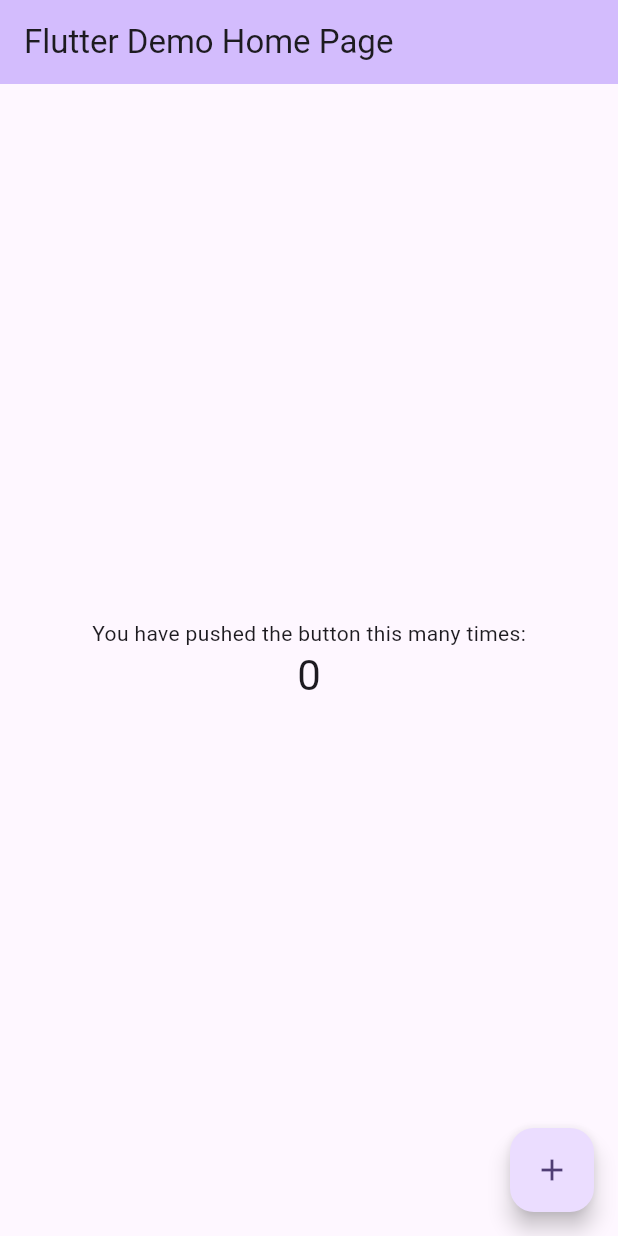
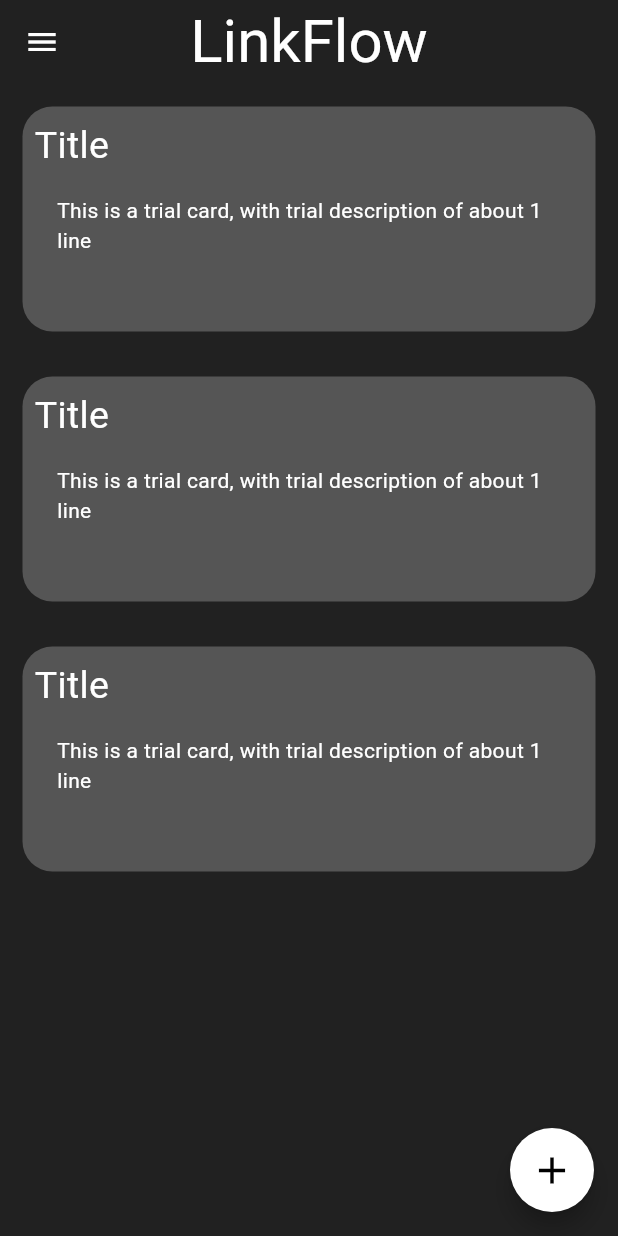
Before and after one commit to Nandgopal-R/LinkFlow, a Flutter app: the screen it shows after launch, on a phone screen of 412 x 824 dp. Run offline on Flutter 3.47's test engine with Material 3 defaults, Android fonts, the phone set to English and light mode, and no system bars; our stand-ins replace google_fonts.

Commit message:
feat: add a basic layout

```diff
--- a/frontend/lib/main.dart
+++ b/frontend/lib/main.dart
@@ -1,4 +1,5 @@
 import 'package:flutter/material.dart';
+import 'package:frontend/pages/home_page.dart';
 
 void main() {
   runApp(const MyApp());
@@ -7,116 +8,24 @@ void main() {
 class MyApp extends StatelessWidget {
   const MyApp({super.key});
 
-  // This widget is the root of your application.
   @override
   Widget build(BuildContext context) {
     return MaterialApp(
-      title: 'Flutter Demo',
+      debugShowCheckedModeBanner: false ,
       theme: ThemeData(
-        // This is the theme of your application.
-        //
-        // TRY THIS: Try running your application with "flutter run". You'll see
-        // the application has a purple toolbar. Then, without quitting the app,
-        // try changing the seedColor in the colorScheme below to Colors.green
-        // and then invoke "hot reload" (save your changes or press the "hot
-        // reload" button in a Flutter-supported IDE, or press "r" if you used
-        // the command line to start the app).
-        //
-        // Notice that the counter didn't reset back to zero; the application
-        // state is not lost during the reload. To reset the state, use hot
-        // restart instead.
-        //
-        // This works for code too, not just values: Most code changes can be
-        // tested with just a hot reload.
-        colorScheme: ColorScheme.fromSeed(seedColor: Colors.deepPurple),
+        brightness: Brightness.dark,
+        colorScheme: ColorScheme.dark(
+          surface: Colors.grey.shade900,
+          primary: Colors.grey.shade800,
+          secondary: Colors.grey.shade700,
+          inversePrimary: Colors.grey.shade300,
+        ),
+        // focusColor: Colors.transparent,
+        // highlightColor: Colors.transparent,
+        // hoverColor: Colors.transparent,
+        // splashColor: Colors.transparent,
       ),
-      home: const MyHomePage(title: 'Flutter Demo Home Page'),
+      home:HomePage(),
     );
   }
 }
-
-class MyHomePage extends StatefulWidget {
-  const MyHomePage({super.key, required this.title});
-
-  // This widget is the home page of your application. It is stateful, meaning
-  // that it has a State object (defined below) that contains fields that affect
-  // how it looks.
-
-  // This class is the configuration for the state. It holds the values (in this
-  // case the title) provided by the parent (in this case the App widget) and
-  // used by the build method of the State. Fields in a Widget subclass are
-  // always marked "final".
-
-  final String title;
-
-  @override
-  State<MyHomePage> createState() => _MyHomePageState();
-}
-
-class _MyHomePageState extends State<MyHomePage> {
-  int _counter = 0;
-
-  void _incrementCounter() {
-    setState(() {
-      // This call to setState tells the Flutter framework that something has
-      // changed in this State, which causes it to rerun the build method below
-      // so that the display can reflect the updated values. If we changed
-      // _counter without calling setState(), then the build method would not be
-      // called again, and so nothing would appear to happen.
-      _counter++;
-    });
-  }
-
-  @override
-  Widget build(BuildContext context) {
-    // This method is rerun every time setState is called, for instance as done
-    // by the _incrementCounter method above.
-    //
-    // The Flutter framework has been optimized to make rerunning build methods
-    // fast, so that you can just rebuild anything that needs updating rather
-    // than having to individually change instances of widgets.
-    return Scaffold(
-      appBar: AppBar(
-        // TRY THIS: Try changing the color here to a specific color (to
-        // Colors.amber, perhaps?) and trigger a hot reload to see the AppBar
-        // change color while the other colors stay the same.
-        backgroundColor: Theme.of(context).colorScheme.inversePrimary,
-        // Here we take the value from the MyHomePage object that was created by
-        // the App.build method, and use it to set our appbar title.
-        title: Text(widget.title),
-      ),
-      body: Center(
-        // Center is a layout widget. It takes a single child and positions it
-        // in the middle of the parent.
-        child: Column(
-          // Column is also a layout widget. It takes a list of children and
-          // arranges them vertically. By default, it sizes itself to fit its
-          // children horizontally, and tries to be as tall as its parent.
-          //
-          // Column has various properties to control how it sizes itself and
-          // how it positions its children. Here we use mainAxisAlignment to
-          // center the children vertically; the main axis here is the vertical
-          // axis because Columns are vertical (the cross axis would be
-          // horizontal).
-          //
-          // TRY THIS: Invoke "debug painting" (choose the "Toggle Debug Paint"
-          // action in the IDE, or press "p" in the console), to see the
-          // wireframe for each widget.
-          mainAxisAlignment: MainAxisAlignment.center,
-          children: <Widget>[
-            const Text('You have pushed the button this many times:'),
-            Text(
-              '$_counter',
-              style: Theme.of(context).textTheme.headlineMedium,
-            ),
-          ],
-        ),
-      ),
-      floatingActionButton: FloatingActionButton(
-        onPressed: _incrementCounter,
-        tooltip: 'Increment',
-        child: const Icon(Icons.add),
-      ), // This trailing comma makes auto-formatting nicer for build methods.
-    );
-  }
-}
--- /dev/null
+++ b/frontend/lib/pages/home_page.dart
@@ -0,0 +1,87 @@
+import 'package:flutter/material.dart';
+import 'package:frontend/components/card_component.dart';
+import 'package:google_fonts/google_fonts.dart';
+
+class HomePage extends StatefulWidget {
+  const HomePage({super.key});
+
+  @override
+  State<HomePage> createState() => _HomePageState();
+}
+
+class _HomePageState extends State<HomePage> {
+
+// Dialog box for adding new blog
+  void createNote(){
+    showDialog(
+      context: context,
+      builder: (context) => AlertDialog(
+        title: Text("Add New Blog"),
+        content: Column(
+          mainAxisSize: MainAxisSize.min,
+          mainAxisAlignment: MainAxisAlignment.spaceEvenly,
+          children: [
+            TextField(
+              decoration: InputDecoration(border: OutlineInputBorder(borderRadius: BorderRadius.circular(20)),
+              hintText: "Title"),
+            ),
+            SizedBox(height: 10,),
+            TextField(
+              decoration: InputDecoration(border: OutlineInputBorder(borderRadius: BorderRadius.circular(20)),
+                hintText: "Description"),
+            ),
+            SizedBox(height: 10,),
+            TextField(decoration: InputDecoration(border: OutlineInputBorder(borderRadius: BorderRadius.circular(20)),
+              hintText: "link"),),
+            SizedBox(height: 10,),
+          ],
+        ),
+        actions: [ElevatedButton(onPressed: (){
+          Navigator.pop(context);
+        },
+        child: Text("Add"),)],
+      ));
+  }
+
+
+  @override
+  Widget build(BuildContext context) {
+    return Scaffold(
+      resizeToAvoidBottomInset: false,
+      appBar: AppBar(centerTitle: true,title: Text("LinkFlow", style:GoogleFonts.dmSerifText(
+        fontSize: 40,
+      ),
+      ),
+      // backgroundColor: const Color.fromARGB(206, 22, 22, 22),
+      ),
+      drawer: Drawer(
+        child: Column(
+          // crossAxisAlignment: CrossAxisAlignment.start,
+          children: [
+            DrawerHeader(child: Text("LinkFLow",style: TextStyle(fontSize: 30),)),
+           ListTile(
+            leading: Icon(Icons.home),
+            title: Text("Home"),
+            onTap: (){},
+           ),
+           ListTile(
+            leading: Icon(Icons.star),
+            title: Text("Favourites"),
+            onTap: () {},
+           )
+          ],
+        ),
+      ),
+
+      body: ListView(children: [
+        CardComponent(),
+        CardComponent(),
+        CardComponent()
+      ],),
+      floatingActionButton: FloatingActionButton(onPressed: createNote,
+      child: Icon(Icons.add, color: Colors.black, size: 30,),
+      backgroundColor: Colors.white,
+      shape: CircleBorder(),)
+    );
+  }
+}
--- a/frontend/pubspec.yaml
+++ b/frontend/pubspec.yaml
@@ -34,6 +34,7 @@ dependencies:
   # The following adds the Cupertino Icons font to your application.
   # Use with the CupertinoIcons class for iOS style icons.
   cupertino_icons: ^1.0.8
+  google_fonts: ^6.3.1
 
 dev_dependencies:
   flutter_test:
```
Also changed, not shown: frontend/pubspec.lock, 1 other file.
